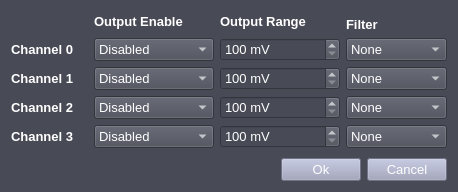
First picture: the form in formfiles/DlgHwSettings.ui, repository SpectrumInstrumentation/spcm-dds-control, before the edit.
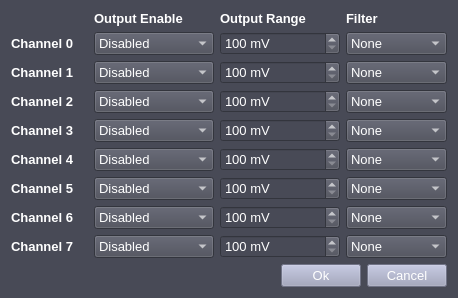
Second picture: the form after the edit. Custom widgets are drawn as their Qt base class.

What changed in the file:
```diff
--- a/formfiles/DlgHwSettings.ui
+++ b/formfiles/DlgHwSettings.ui
@@ -7,7 +7,7 @@
     <x>0</x>
     <y>0</y>
     <width>458</width>
-    <height>192</height>
+    <height>282</height>
    </rect>
   </property>
   <property name="font">
@@ -27,7 +27,7 @@
   <layout class="QVBoxLayout" name="verticalLayout">
    <item>
     <layout class="QGridLayout" name="gridLayout">
-     <item row="0" column="1" rowspan="2">
+     <item row="0" column="1">
       <widget class="QLabel" name="poLabelOutputEnable">
        <property name="sizePolicy">
         <sizepolicy hsizetype="Preferred" vsizetype="Preferred">
@@ -54,7 +54,7 @@
        </property>
       </widget>
      </item>
-     <item row="0" column="2" rowspan="2" colspan="2">
+     <item row="0" column="2">
       <widget class="QLabel" name="poLabelOutputRange">
        <property name="minimumSize">
         <size>
@@ -75,7 +75,7 @@
        </property>
       </widget>
      </item>
-     <item row="1" column="3">
+     <item row="0" column="3">
       <widget class="QLabel" name="poLabelFilter">
        <property name="minimumSize">
         <size>
@@ -96,7 +96,7 @@
        </property>
       </widget>
      </item>
-     <item row="2" column="0">
+     <item row="1" column="0">
       <widget class="QLabel" name="poLabelCh0">
        <property name="sizePolicy">
         <sizepolicy hsizetype="Fixed" vsizetype="Preferred">
@@ -117,7 +117,7 @@
        </property>
       </widget>
      </item>
-     <item row="2" column="1">
+     <item row="1" column="1">
       <widget class="QComboBox" name="poComboBoxOutputEnableCh0">
        <property name="minimumSize">
         <size>
@@ -145,7 +145,7 @@
        </item>
       </widget>
      </item>
-     <item row="2" column="2">
+     <item row="1" column="2">
       <widget class="QSpinBox" name="poSpinBoxOutputRangeCh0">
        <property name="minimumSize">
         <size>
@@ -175,7 +175,7 @@
        </property>
       </widget>
      </item>
-     <item row="2" column="3">
+     <item row="1" column="3">
       <widget class="QComboBox" name="poComboBoxFilterCh0">
        <property name="minimumSize">
         <size>
@@ -203,7 +203,7 @@
        </item>
       </widget>
      </item>
-     <item row="3" column="0">
+     <item row="2" column="0">
       <widget class="QLabel" name="poLabelCh1">
        <property name="sizePolicy">
         <sizepolicy hsizetype="Fixed" vsizetype="Preferred">
@@ -224,7 +224,7 @@
        </property>
       </widget>
      </item>
-     <item row="3" column="1">
+     <item row="2" column="1">
       <widget class="QComboBox" name="poComboBoxOutputEnableCh1">
        <property name="minimumSize">
         <size>
@@ -252,7 +252,7 @@
        </item>
       </widget>
      </item>
-     <item row="3" column="2">
+     <item row="2" column="2">
       <widget class="QSpinBox" name="poSpinBoxOutputRangeCh1">
        <property name="minimumSize">
         <size>
@@ -282,7 +282,7 @@
        </property>
       </widget>
      </item>
-     <item row="3" column="3">
+     <item row="2" column="3">
       <widget class="QComboBox" name="poComboBoxFilterCh1">
        <property name="minimumSize">
         <size>
@@ -310,7 +310,7 @@
        </item>
       </widget>
      </item>
-     <item row="4" column="0">
+     <item row="3" column="0">
       <widget class="QLabel" name="poLabelCh2">
        <property name="sizePolicy">
         <sizepolicy hsizetype="Fixed" vsizetype="Preferred">
@@ -331,7 +331,7 @@
        </property>
       </widget>
      </item>
-     <item row="4" column="1">
+     <item row="3" column="1">
       <widget class="QComboBox" name="poComboBoxOutputEnableCh2">
        <property name="minimumSize">
         <size>
@@ -359,7 +359,7 @@
        </item>
       </widget>
      </item>
-     <item row="4" column="2">
+     <item row="3" column="2">
       <widget class="QSpinBox" name="poSpinBoxOutputRangeCh2">
        <property name="minimumSize">
         <size>
@@ -389,7 +389,7 @@
        </property>
       </widget>
      </item>
-     <item row="4" column="3">
+     <item row="3" column="3">
       <widget class="QComboBox" name="poComboBoxFilterCh2">
        <property name="minimumSize">
         <size>
@@ -417,7 +417,7 @@
        </item>
       </widget>
      </item>
-     <item row="5" column="0">
+     <item row="4" column="0">
       <widget class="QLabel" name="poLabelCh3">
        <property name="sizePolicy">
         <sizepolicy hsizetype="Fixed" vsizetype="Preferred">
@@ -438,7 +438,7 @@
        </property>
       </widget>
      </item>
-     <item row="5" column="1">
+     <item row="4" column="1">
       <widget class="QComboBox" name="poComboBoxOutputEnableCh3">
        <property name="minimumSize">
         <size>
@@ -466,7 +466,7 @@
        </item>
       </widget>
      </item>
-     <item row="5" column="2">
+     <item row="4" column="2">
       <widget class="QSpinBox" name="poSpinBoxOutputRangeCh3">
        <property name="minimumSize">
         <size>
@@ -496,7 +496,7 @@
        </property>
       </widget>
      </item>
-     <item row="5" column="3">
+     <item row="4" column="3">
       <widget class="QComboBox" name="poComboBoxFilterCh3">
        <property name="minimumSize">
         <size>
@@ -524,6 +524,434 @@
        </item>
       </widget>
      </item>
+     <item row="5" column="0">
+      <widget class="QLabel" name="poLabelCh4">
+       <property name="sizePolicy">
+        <sizepolicy hsizetype="Fixed" vsizetype="Preferred">
+         <horstretch>0</horstretch>
+         <verstretch>0</verstretch>
+        </sizepolicy>
+       </property>
+       <property name="font">
+        <font>
+         <family>Arial</family>
+         <pointsize>10</pointsize>
+         <weight>75</weight>
+         <bold>true</bold>
+        </font>
+       </property>
+       <property name="text">
+        <string>Channel 4    </string>
+       </property>
+      </widget>
+     </item>
+     <item row="5" column="1">
+      <widget class="QComboBox" name="poComboBoxOutputEnableCh4">
+       <property name="minimumSize">
+        <size>
+         <width>120</width>
+         <height>0</height>
+        </size>
+       </property>
+       <property name="font">
+        <font>
+         <family>Arial</family>
+         <pointsize>10</pointsize>
+         <weight>50</weight>
+         <bold>false</bold>
+        </font>
+       </property>
+       <item>
+        <property name="text">
+         <string>Disabled</string>
+        </property>
+       </item>
+       <item>
+        <property name="text">
+         <string>Enabled</string>
+        </property>
+       </item>
+      </widget>
+     </item>
+     <item row="5" column="2">
+      <widget class="QSpinBox" name="poSpinBoxOutputRangeCh4">
+       <property name="minimumSize">
+        <size>
+         <width>120</width>
+         <height>0</height>
+        </size>
+       </property>
+       <property name="font">
+        <font>
+         <family>Arial</family>
+         <pointsize>10</pointsize>
+         <weight>50</weight>
+         <bold>false</bold>
+        </font>
+       </property>
+       <property name="suffix">
+        <string> mV</string>
+       </property>
+       <property name="minimum">
+        <number>100</number>
+       </property>
+       <property name="maximum">
+        <number>10000</number>
+       </property>
+       <property name="singleStep">
+        <number>10</number>
+       </property>
+      </widget>
+     </item>
+     <item row="5" column="3">
+      <widget class="QComboBox" name="poComboBoxFilterCh4">
+       <property name="minimumSize">
+        <size>
+         <width>100</width>
+         <height>0</height>
+        </size>
+       </property>
+       <property name="font">
+        <font>
+         <family>Arial</family>
+         <pointsize>10</pointsize>
+         <weight>50</weight>
+         <bold>false</bold>
+        </font>
+       </property>
+       <item>
+        <property name="text">
+         <string>None</string>
+        </property>
+       </item>
+       <item>
+        <property name="text">
+         <string>Filter 1</string>
+        </property>
+       </item>
+      </widget>
+     </item>
+     <item row="6" column="0">
+      <widget class="QLabel" name="poLabelCh5">
+       <property name="sizePolicy">
+        <sizepolicy hsizetype="Fixed" vsizetype="Preferred">
+         <horstretch>0</horstretch>
+         <verstretch>0</verstretch>
+        </sizepolicy>
+       </property>
+       <property name="font">
+        <font>
+         <family>Arial</family>
+         <pointsize>10</pointsize>
+         <weight>75</weight>
+         <bold>true</bold>
+        </font>
+       </property>
+       <property name="text">
+        <string>Channel 5    </string>
+       </property>
+      </widget>
+     </item>
+     <item row="6" column="1">
+      <widget class="QComboBox" name="poComboBoxOutputEnableCh5">
+       <property name="minimumSize">
+        <size>
+         <width>120</width>
+         <height>0</height>
+        </size>
+       </property>
+       <property name="font">
+        <font>
+         <family>Arial</family>
+         <pointsize>10</pointsize>
+         <weight>50</weight>
+         <bold>false</bold>
+        </font>
+       </property>
+       <item>
+        <property name="text">
+         <string>Disabled</string>
+        </property>
+       </item>
+       <item>
+        <property name="text">
+         <string>Enabled</string>
+        </property>
+       </item>
+      </widget>
+     </item>
+     <item row="6" column="2">
+      <widget class="QSpinBox" name="poSpinBoxOutputRangeCh5">
+       <property name="minimumSize">
+        <size>
+         <width>120</width>
+         <height>0</height>
+        </size>
+       </property>
+       <property name="font">
+        <font>
+         <family>Arial</family>
+         <pointsize>10</pointsize>
+         <weight>50</weight>
+         <bold>false</bold>
+        </font>
+       </property>
+       <property name="suffix">
+        <string> mV</string>
+       </property>
+       <property name="minimum">
+        <number>100</number>
+       </property>
+       <property name="maximum">
+        <number>10000</number>
+       </property>
+       <property name="singleStep">
+        <number>10</number>
+       </property>
+      </widget>
+     </item>
+     <item row="6" column="3">
+      <widget class="QComboBox" name="poComboBoxFilterCh5">
+       <property name="minimumSize">
+        <size>
+         <width>100</width>
+         <height>0</height>
+        </size>
+       </property>
+       <property name="font">
+        <font>
+         <family>Arial</family>
+         <pointsize>10</pointsize>
+         <weight>50</weight>
+         <bold>false</bold>
+        </font>
+       </property>
+       <item>
+        <property name="text">
+         <string>None</string>
+        </property>
+       </item>
+       <item>
+        <property name="text">
+         <string>Filter 1</string>
+        </property>
+       </item>
+      </widget>
+     </item>
+     <item row="7" column="0">
+      <widget class="QLabel" name="poLabelCh6">
+       <property name="sizePolicy">
+        <sizepolicy hsizetype="Fixed" vsizetype="Preferred">
+         <horstretch>0</horstretch>
+         <verstretch>0</verstretch>
+        </sizepolicy>
+       </property>
+       <property name="font">
+        <font>
+         <family>Arial</family>
+         <pointsize>10</pointsize>
+         <weight>75</weight>
+         <bold>true</bold>
+        </font>
+       </property>
+       <property name="text">
+        <string>Channel 6    </string>
+       </property>
+      </widget>
+     </item>
+     <item row="7" column="1">
+      <widget class="QComboBox" name="poComboBoxOutputEnableCh6">
+       <property name="minimumSize">
+        <size>
+         <width>120</width>
+         <height>0</height>
+        </size>
+       </property>
+       <property name="font">
+        <font>
+         <family>Arial</family>
+         <pointsize>10</pointsize>
+         <weight>50</weight>
+         <bold>false</bold>
+        </font>
+       </property>
+       <item>
+        <property name="text">
+         <string>Disabled</string>
+        </property>
+       </item>
+       <item>
+        <property name="text">
+         <string>Enabled</string>
+        </property>
+       </item>
+      </widget>
+     </item>
+     <item row="7" column="2">
+      <widget class="QSpinBox" name="poSpinBoxOutputRangeCh6">
+       <property name="minimumSize">
+        <size>
+         <width>120</width>
+         <height>0</height>
+        </size>
+       </property>
+       <property name="font">
+        <font>
+         <family>Arial</family>
+         <pointsize>10</pointsize>
+         <weight>50</weight>
+         <bold>false</bold>
+        </font>
+       </property>
+       <property name="suffix">
+        <string> mV</string>
+       </property>
+       <property name="minimum">
+        <number>100</number>
+       </property>
+       <property name="maximum">
+        <number>10000</number>
+       </property>
+       <property name="singleStep">
+        <number>10</number>
+       </property>
+      </widget>
+     </item>
+     <item row="7" column="3">
+      <widget class="QComboBox" name="poComboBoxFilterCh6">
+       <property name="minimumSize">
+        <size>
+         <width>100</width>
+         <height>0</height>
+        </size>
+       </property>
+       <property name="font">
+        <font>
+         <family>Arial</family>
+         <pointsize>10</pointsize>
+         <weight>50</weight>
+         <bold>false</bold>
+        </font>
+       </property>
+       <item>
+        <property name="text">
+         <string>None</string>
+        </property>
+       </item>
+       <item>
+        <property name="text">
+         <string>Filter 1</string>
+        </property>
+       </item>
+      </widget>
+     </item>
+     <item row="8" column="0">
+      <widget class="QLabel" name="poLabelCh7">
+       <property name="sizePolicy">
+        <sizepolicy hsizetype="Fixed" vsizetype="Preferred">
+         <horstretch>0</horstretch>
+         <verstretch>0</verstretch>
+        </sizepolicy>
+       </property>
+       <property name="font">
+        <font>
+         <family>Arial</family>
+         <pointsize>10</pointsize>
+         <weight>75</weight>
+         <bold>true</bold>
+        </font>
+       </property>
+       <property name="text">
+        <string>Channel 7    </string>
+       </property>
+      </widget>
+     </item>
+     <item row="8" column="1">
+      <widget class="QComboBox" name="poComboBoxOutputEnableCh7">
+       <property name="minimumSize">
+        <size>
+         <width>120</width>
+         <height>0</height>
+        </size>
+       </property>
+       <property name="font">
+        <font>
+         <family>Arial</family>
+         <pointsize>10</pointsize>
+         <weight>50</weight>
+         <bold>false</bold>
+        </font>
+       </property>
+       <item>
+        <property name="text">
+         <string>Disabled</string>
+        </property>
+       </item>
+       <item>
+        <property name="text">
+         <string>Enabled</string>
+        </property>
+       </item>
+      </widget>
+     </item>
+     <item row="8" column="2">
+      <widget class="QSpinBox" name="poSpinBoxOutputRangeCh7">
+       <property name="minimumSize">
+        <size>
+         <width>120</width>
+         <height>0</height>
+        </size>
+       </property>
+       <property name="font">
+        <font>
+         <family>Arial</family>
+         <pointsize>10</pointsize>
+         <weight>50</weight>
+         <bold>false</bold>
+        </font>
+       </property>
+       <property name="suffix">
+        <string> mV</string>
+       </property>
+       <property name="minimum">
+        <number>100</number>
+       </property>
+       <property name="maximum">
+        <number>10000</number>
+       </property>
+       <property name="singleStep">
+        <number>10</number>
+       </property>
+      </widget>
+     </item>
+     <item row="8" column="3">
+      <widget class="QComboBox" name="poComboBoxFilterCh7">
+       <property name="minimumSize">
+        <size>
+         <width>100</width>
+         <height>0</height>
+        </size>
+       </property>
+       <property name="font">
+        <font>
+         <family>Arial</family>
+         <pointsize>10</pointsize>
+         <weight>50</weight>
+         <bold>false</bold>
+        </font>
+       </property>
+       <item>
+        <property name="text">
+         <string>None</string>
+        </property>
+       </item>
+       <item>
+        <property name="text">
+         <string>Filter 1</string>
+        </property>
+       </item>
+      </widget>
+     </item>
     </layout>
    </item>
    <item>
```
